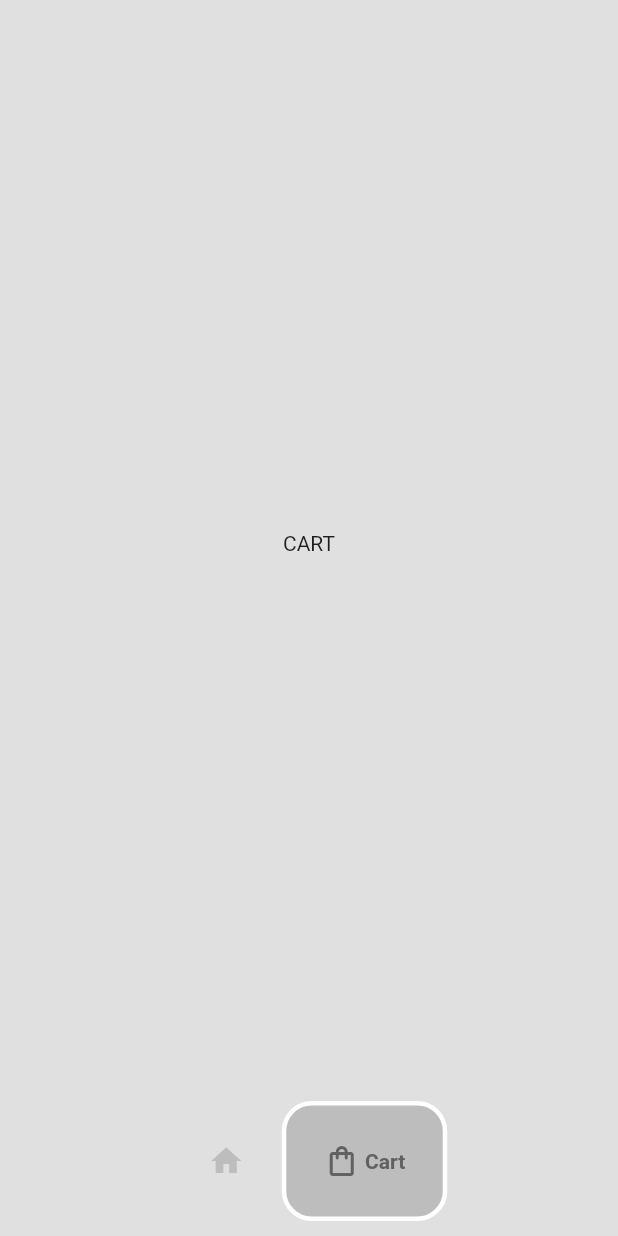
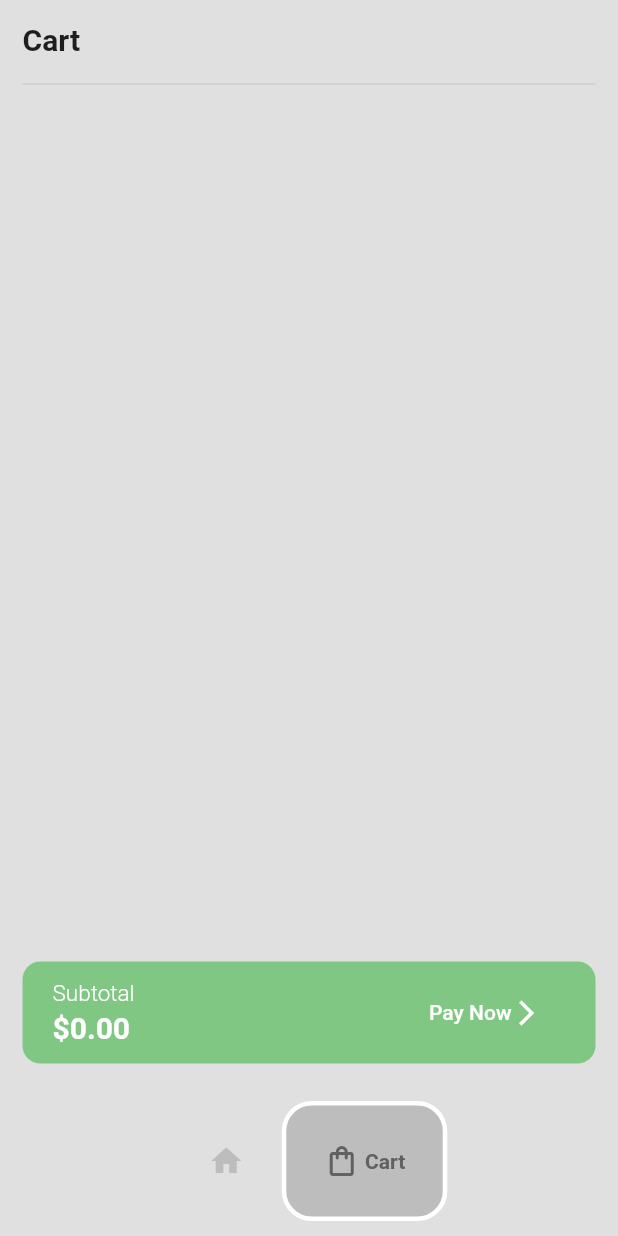
Before and after one commit to cmartin300/coffeeshop_tut, a Flutter app: the screen it shows after launch, item 2 of the bottom bar chosen, on a phone screen of 412 x 824 dp. Run offline on Flutter 3.47's test engine with Material 2 defaults, Android fonts, the light colour scheme and no system bars; drawn by our look-alikes of google_nav_bar.

Commit message:
UPDATE UI
- changed cart and shop screen to have better UI.

UPDATE NAVIGATION

- updated page navigation
- implimented provider for state management

```diff
--- a/lib/main.dart
+++ b/lib/main.dart
@@ -1,5 +1,7 @@
+import 'package:coffeeshop_tut/models/shop_model.dart';
 import 'package:coffeeshop_tut/screens/home_screen.dart';
 import 'package:flutter/material.dart';
+import 'package:provider/provider.dart';
 
 void main() {
   runApp(const CoffeShopApp());
@@ -10,9 +12,14 @@ class CoffeShopApp extends StatelessWidget {
 
   @override
   Widget build(BuildContext context) {
-    return const MaterialApp(
-      debugShowCheckedModeBanner: false,
-      home: HomeScreen(),
+    return ChangeNotifierProvider(
+      create: (context) => Shop(),
+      builder: (context, child) {
+        return const MaterialApp(
+          debugShowCheckedModeBanner: false,
+          home: HomeScreen(),
+        );
+      },
     );
   }
 }
--- /dev/null
+++ b/lib/models/drink_model.dart
@@ -0,0 +1,11 @@
+class Drink {
+  final String drinkName;
+  final String drinkPrice;
+  final String imagePath;
+
+  Drink({
+    required this.drinkName,
+    required this.drinkPrice,
+    required this.imagePath,
+  });
+}
--- /dev/null
+++ b/lib/models/shop_model.dart
@@ -0,0 +1,51 @@
+import 'package:coffeeshop_tut/models/drink_model.dart';
+import 'package:flutter/material.dart';
+
+class Shop extends ChangeNotifier {
+  final List<Drink> _shop = [
+    Drink(
+      drinkName: 'Black Coffee',
+      drinkPrice: '2.75',
+      imagePath: 'assets/images/black.png',
+    ),
+    Drink(
+      drinkName: 'Single Espresso',
+      drinkPrice: '3.50',
+      imagePath: 'assets/images/espresso.png',
+    ),
+    Drink(
+      drinkName: 'Iced Coffee',
+      drinkPrice: '3.25',
+      imagePath: 'assets/images/iced-coffee.png',
+    ),
+    Drink(
+      drinkName: 'Latte',
+      drinkPrice: '5.00',
+      imagePath: 'assets/images/latte.png',
+    ),
+  ];
+
+  final List<Drink> _cart = [];
+
+  List<Drink> get shop => _shop;
+  List<Drink> get cart => _cart;
+
+  void addToCart(Drink drink) {
+    _cart.add(drink);
+    notifyListeners();
+  }
+
+  void removeFromCart(Drink drink) {
+    _cart.remove(drink);
+    notifyListeners();
+  }
+
+  String calculateTotal() {
+    double totalPrice = 0;
+    for (var i = 0; i < _cart.length; i++) {
+      totalPrice += double.parse(_cart[i].drinkPrice);
+    }
+
+    return totalPrice.toStringAsFixed(2);
+  }
+}
--- a/lib/screens/cart_screen.dart
+++ b/lib/screens/cart_screen.dart
@@ -1,4 +1,6 @@
+import 'package:coffeeshop_tut/models/shop_model.dart';
 import 'package:flutter/material.dart';
+import 'package:provider/provider.dart';
 
 class CartScreen extends StatefulWidget {
   const CartScreen({super.key});
@@ -10,8 +12,123 @@ class CartScreen extends StatefulWidget {
 class _CartScreenState extends State<CartScreen> {
   @override
   Widget build(BuildContext context) {
-    return const Center(
-      child: Text("CART"),
+    return SafeArea(
+      child: Padding(
+        padding: const EdgeInsets.all(15),
+        child: Column(
+          crossAxisAlignment: CrossAxisAlignment.start,
+          children: [
+            const Text(
+              "Cart",
+              style: TextStyle(
+                fontSize: 20,
+                fontWeight: FontWeight.bold,
+              ),
+            ),
+            const SizedBox(
+              height: 10,
+            ),
+            const Divider(),
+            const SizedBox(
+              height: 10,
+            ),
+            Consumer<Shop>(
+              builder: (context, value, child) {
+                return Expanded(
+                  child: ListView.builder(
+                    itemCount: value.cart.length,
+                    itemBuilder: (BuildContext context, int index) {
+                      return Container(
+                        margin: const EdgeInsets.symmetric(vertical: 10),
+                        decoration: BoxDecoration(
+                          color: Colors.brown.shade100,
+                          borderRadius: BorderRadius.circular(12),
+                        ),
+                        child: ListTile(
+                          leading: Image.asset(
+                            value.cart[index].imagePath,
+                            height: 36,
+                          ),
+                          title: Text(value.cart[index].drinkName),
+                          subtitle: Text(value.cart[index].drinkPrice),
+                          trailing: IconButton(
+                            icon: const Icon(Icons.cancel),
+                            onPressed: () {
+                              Provider.of<Shop>(context, listen: false)
+                                  .removeFromCart(value.cart[index]);
+                            },
+                          ),
+                        ),
+                      );
+                    },
+                  ),
+                );
+              },
+            ),
+            Consumer<Shop>(
+              builder: (context, value, child) {
+                return Container(
+                  padding: const EdgeInsets.symmetric(
+                    vertical: 10,
+                    horizontal: 20,
+                  ),
+                  decoration: BoxDecoration(
+                    color: Colors.green.shade300,
+                    borderRadius: BorderRadius.circular(12),
+                  ),
+                  child: Row(
+                    mainAxisAlignment: MainAxisAlignment.spaceBetween,
+                    children: [
+                      Column(
+                        crossAxisAlignment: CrossAxisAlignment.start,
+                        children: [
+                          const Text(
+                            'Subtotal',
+                            style: TextStyle(
+                              color: Colors.white,
+                              fontWeight: FontWeight.w300,
+                              fontSize: 15,
+                            ),
+                          ),
+                          const SizedBox(
+                            height: 2,
+                          ),
+                          Text(
+                            "\$${value.calculateTotal()}",
+                            style: const TextStyle(
+                              fontWeight: FontWeight.bold,
+                              fontSize: 20,
+                              color: Colors.white,
+                            ),
+                          ),
+                        ],
+                      ),
+                      MaterialButton(
+                        onPressed: () {},
+                        child: const Row(
+                          children: [
+                            Text(
+                              'Pay Now',
+                              style: TextStyle(
+                                color: Colors.white,
+                              ),
+                            ),
+                            Icon(
+                              Icons.arrow_forward_ios,
+                              size: 20,
+                              color: Colors.white,
+                            ),
+                          ],
+                        ),
+                      ),
+                    ],
+                  ),
+                );
+              },
+            ),
+          ],
+        ),
+      ),
     );
   }
 }
--- a/pubspec.yaml
+++ b/pubspec.yaml
@@ -36,6 +36,7 @@ dependencies:
   # Use with the CupertinoIcons class for iOS style icons.
   cupertino_icons: ^1.0.2
   google_nav_bar:
+  provider:
 
 dev_dependencies:
   flutter_test:
```
Also changed, not shown: lib/components/drink_tile.dart (added, +39 -0 lines), lib/screens/shop_screen.dart (+43 -2 lines), pubspec.lock.
